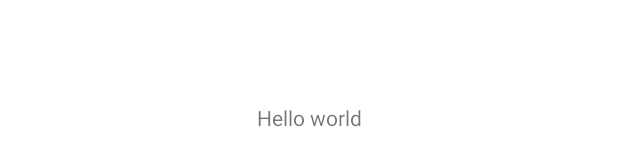
After one commit to St1ve/movie-reviewer, an Android app: the layout movie_fragment.xml on its own in the app's theme, with its tools: preview values and no code run, on a phone screen of 412 x 824 dp. The commit adds this screen. Shown: the part 500-666 px from the top of the screen. Run offline under Robolectric (Android 15) with nearby library versions, the phone set to English and light mode, and no system bars.

Commit message:
Setup navbar and change styles

```diff
--- /dev/null
+++ b/app/src/main/res/layout/movie_fragment.xml
@@ -0,0 +1,14 @@
+<?xml version="1.0" encoding="utf-8"?>
+<FrameLayout xmlns:android="http://schemas.android.com/apk/res/android"
+    xmlns:tools="http://schemas.android.com/tools"
+    android:layout_width="match_parent"
+    android:layout_height="match_parent"
+    tools:context=".movie.fragments.MovieFragment">
+
+    <TextView
+        android:layout_width="match_parent"
+        android:layout_height="match_parent"
+        android:text="Hello world"
+        android:gravity="center"/>
+
+</FrameLayout>
--- a/app/src/main/res/values-night/themes.xml
+++ b/app/src/main/res/values-night/themes.xml
@@ -1,6 +1,6 @@
 <resources xmlns:tools="http://schemas.android.com/tools">
     <!-- Base application theme. -->
-    <style name="Theme.Moviereviewer" parent="Theme.MaterialComponents.DayNight.DarkActionBar">
+    <style name="Theme.Moviereviewer" parent="Theme.MaterialComponents.DayNight.NoActionBar">
         <!-- Primary brand color. -->
         <item name="colorPrimary">@color/purple_200</item>
         <item name="colorPrimaryVariant">@color/purple_700</item>
--- a/app/src/main/res/values/themes.xml
+++ b/app/src/main/res/values/themes.xml
@@ -1,6 +1,6 @@
 <resources xmlns:tools="http://schemas.android.com/tools">
     <!-- Base application theme. -->
-    <style name="Theme.Moviereviewer" parent="Theme.MaterialComponents.DayNight.DarkActionBar">
+    <style name="Theme.Moviereviewer" parent="Theme.MaterialComponents.DayNight.NoActionBar">
         <!-- Primary brand color. -->
         <item name="colorPrimary">@color/purple_500</item>
         <item name="colorPrimaryVariant">@color/purple_700</item>
--- a/build.gradle
+++ b/build.gradle
@@ -1,12 +1,12 @@
 // Top-level build file where you can add configuration options common to all sub-projects/modules.
 buildscript {
-    ext.kotlin_version = "1.5.0"
+    ext.kotlin_version = "1.5.21"
     repositories {
         google()
         mavenCentral()
     }
     dependencies {
-        classpath "com.android.tools.build:gradle:4.2.1"
+        classpath 'com.android.tools.build:gradle:4.2.2'
         classpath "org.jetbrains.kotlin:kotlin-gradle-plugin:$kotlin_version"
 
         // NOTE: Do not place your application dependencies here; they belong
@@ -18,7 +18,6 @@ allprojects {
     repositories {
         google()
         mavenCentral()
-        jcenter() // Warning: this repository is going to shut down soon
     }
 }
 
```
Also changed, not shown: app/build.gradle (+13 -5 lines), app/src/main/java/com/razdyakonov/movie_reviewer/movie/fragments/MovieFragment.kt (added, +23 -0 lines), app/src/main/java/com/razdyakonov/movie_reviewer/movie/fragments/MovieViewModel.kt (added, +7 -0 lines), app/src/main/res/layout/activity_main.xml (+23 -11 lines), app/src/main/res/navigation/bottom_navigation_nav_graph.xml (added, +13 -0 lines), 2 other files.
